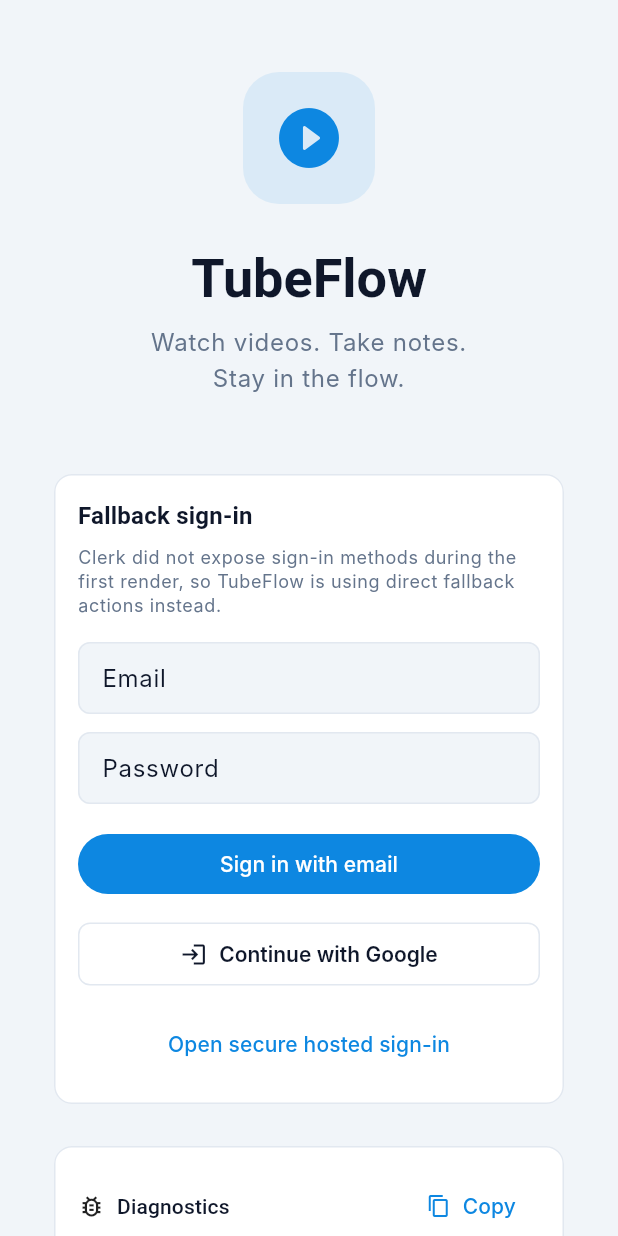
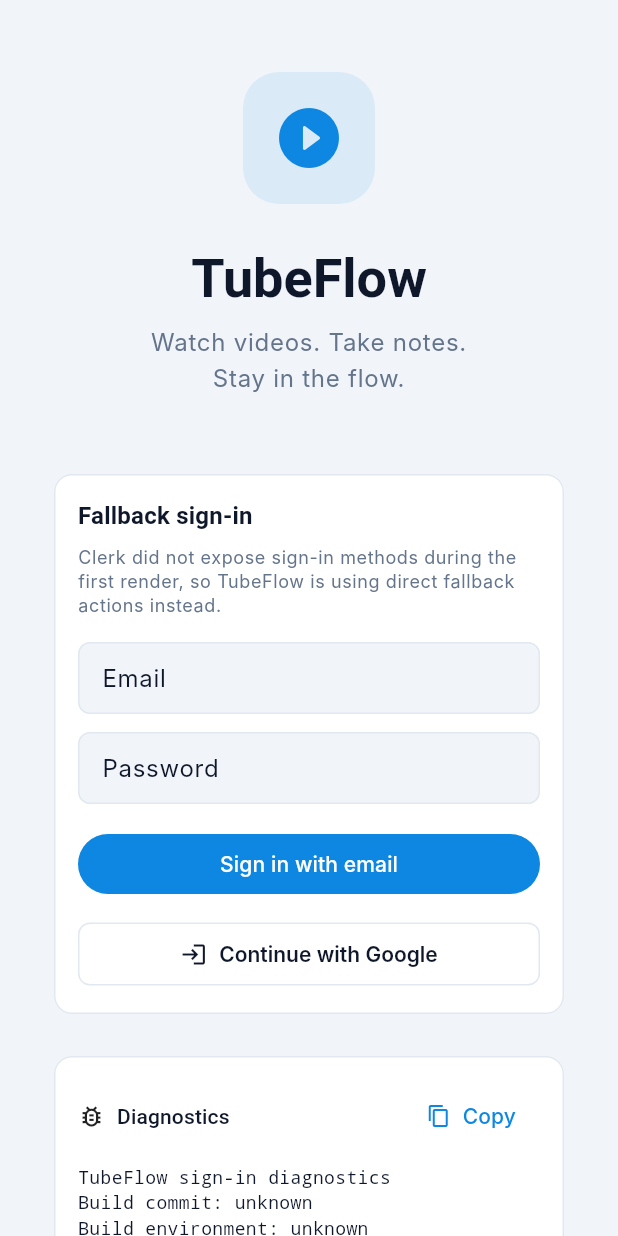
Before and after one commit to diane-defores/tubeflow, a Flutter app: the _SignInScreen screen opened directly with empty values, on a phone screen of 412 x 824 dp. Run offline on Flutter 3.47's test engine with Material 3 defaults, Android fonts, the phone set to English and light mode, and no system bars; our stand-ins replace cached_network_image, flutter_riverpod, go_router, shared_preferences, shimmer; missing offline and left inert: clerk_auth, clerk_flutter, convex_flutter, dart:js_interop; accounts and stored records are empty; Roboto replaces fonts that are missing (DM Sans, Instrument Sans, Inter).

Commit message:
Clarify hosted sign-in actions on auth screen

```diff
--- a/lib/auth/auth_gate.dart
+++ b/lib/auth/auth_gate.dart
@@ -553,6 +553,12 @@
         authState.env.socialConnections.any(
           (connection) => connection.strategy.provider == 'google',
         );
+    final showHostedPortalLink = kIsWeb;
+    final description = envEmpty
+        ? 'Clerk did not expose sign-in methods during the first render, so TubeFlow is using direct fallback actions instead.'
+        : kIsWeb
+        ? 'Email sign-in happens directly in TubeFlow. Google, sign-up, and recovery open in the secure account portal.'
+        : 'TubeFlow uses direct email sign-in in the app and native Google sign-in when available.';
 
     return Card(
       child: Padding(
@@ -568,9 +574,7 @@
             ),
             const SizedBox(height: 8),
             Text(
-              envEmpty
-                  ? 'Clerk did not expose sign-in methods during the first render, so TubeFlow is using direct fallback actions instead.'
-                  : 'TubeFlow is using direct email sign-in in the app and Clerk hosted sign-in for Google on the web.',
+              description,
               style: theme.textTheme.bodySmall,
             ),
             const SizedBox(height: 16),
@@ -619,19 +623,30 @@
                   icon: const Icon(Icons.login),
                   label: Text(
                     kIsWeb
-                        ? 'Continue with Google on secure sign-in'
+                        ? 'Continue with Google'
                         : 'Continue with Google',
                   ),
                 ),
               ),
+            if (hasGoogle && kIsWeb) ...[
+              const SizedBox(height: 8),
+              Text(
+                'Google opens the secure TubeFlow account page in this tab.',
+                style: theme.textTheme.bodySmall,
+              ),
+            ],
+            if (showHostedPortalLink) ...[
               const SizedBox(height: 12),
               SizedBox(
                 width: double.infinity,
                 child: TextButton(
                   onPressed: loading ? null : _openHostedSignIn,
-                child: const Text('Open secure hosted sign-in'),
+                  child: const Text(
+                    'Create account or open more sign-in options',
                   ),
                 ),
+              ),
+            ],
           ],
         ),
       ),
```
Lines whose indentation alone changed are shown as unchanged.
